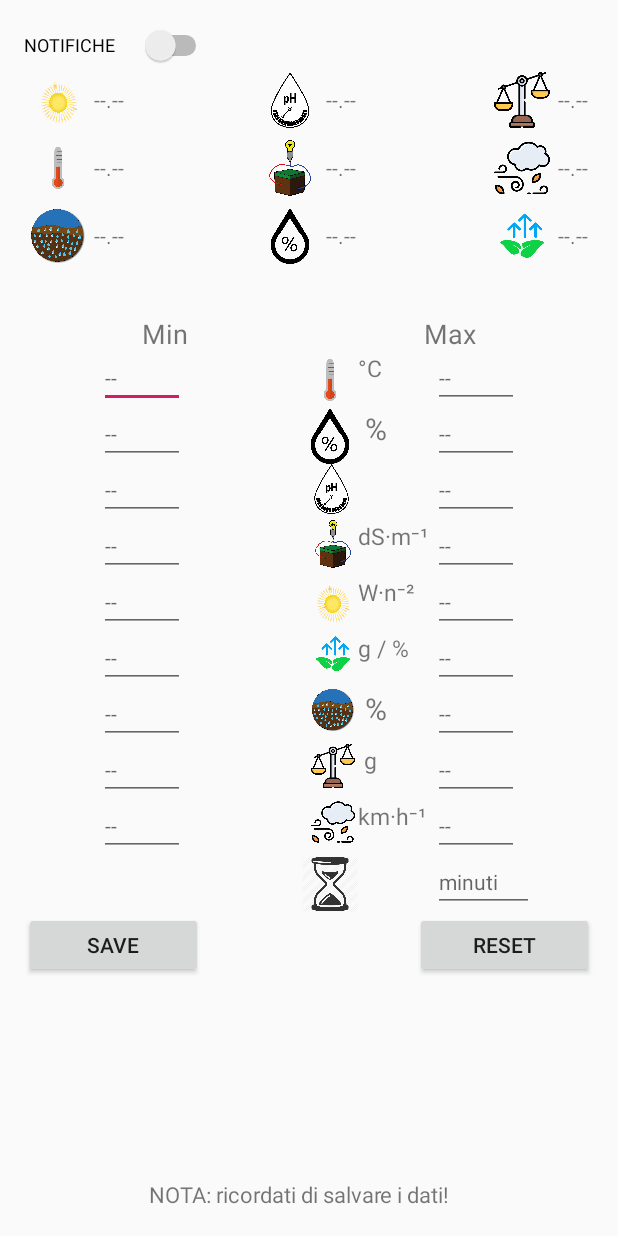
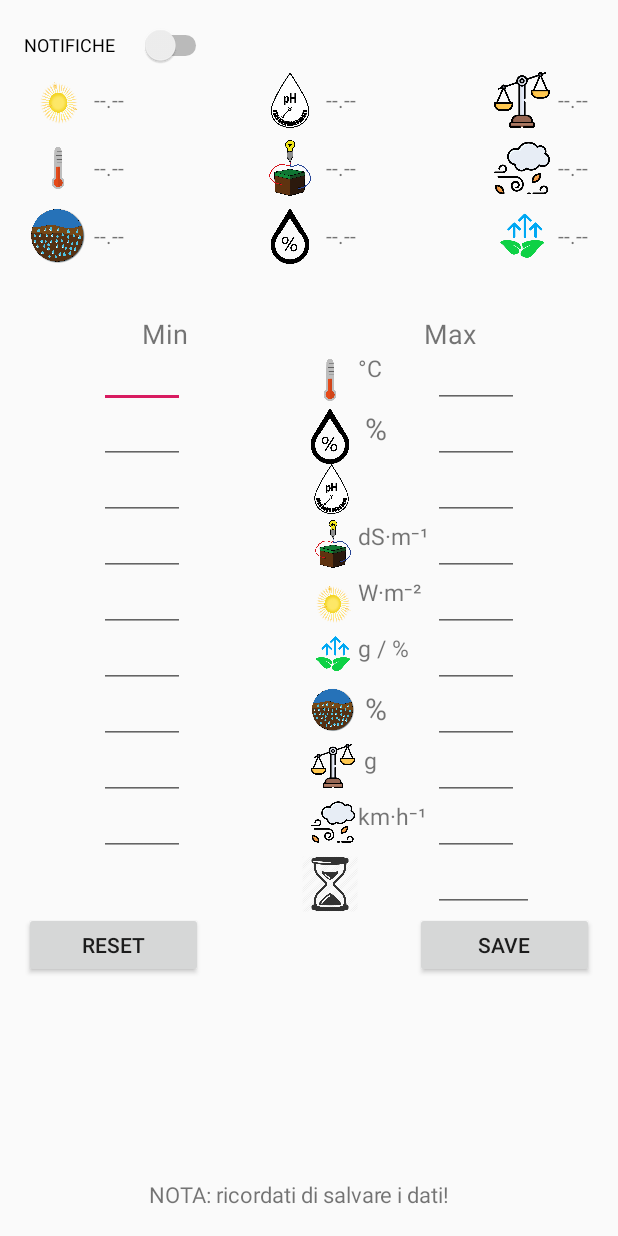
Before and after one commit to TMaTTeO99/Progetto_Tesi_Unipi_Informatica, an Android app: the AlertActivity screen opened directly, with no data from a screen before it, after a tap on "SAVE", on a phone screen of 412 x 824 dp. Run offline under Robolectric (Android 15) with nearby library versions, the phone set to English and light mode, and no system bars; our stand-ins replace Room's generated code, Volley; network calls fail; 25 statements that could not run were skipped; 1 other tap on this screen came first.

Commit message:
fixed graph

```diff
--- a/app/src/main/java/com/example/GreenApp/MyTimerTask.java
+++ b/app/src/main/java/com/example/GreenApp/MyTimerTask.java
@@ -636,7 +636,6 @@ public class MyTimerTask extends TimerTask {
         long secondi1=temp-(minuti1*60);
 
         String toSet = giorno == 0 ? "Nessun aggiornamento" : "Ultimo aggiornamento: " + giorni1 + " giorni " + ore1 + " ore " + minuti1 + " minuti " + secondi1+ " secondi ";
-
         text1.setText(toSet);
 
     }
--- a/app/src/main/res/layout-land/alert_settings.xml
+++ b/app/src/main/res/layout-land/alert_settings.xml
@@ -745,7 +745,7 @@
         <TextView
             android:layout_row="2"
             android:layout_column="5"
-            android:text="W·n⁻²"
+            android:text="W·m⁻²"
             android:textSize="15dp"
             android:layout_gravity="center"
             />
@@ -882,7 +882,7 @@
         <TextView
             android:layout_row="2"
             android:layout_column="9"
-            android:text="KM·h⁻¹"
+            android:text="km·h⁻¹"
             android:textSize="15dp"
             android:layout_gravity="center"
             />
--- a/app/src/main/res/layout/alert_settings.xml
+++ b/app/src/main/res/layout/alert_settings.xml
@@ -444,8 +444,8 @@
                 />
             <TextView
                 android:layout_row="4"
+                android:text="W·m⁻²"
                 android:layout_column="2"
-                android:text="W·n⁻²"
                 android:textSize="15dp"
                 android:layout_gravity="top"
                 />
@@ -595,8 +595,8 @@
                 android:layout_gravity="end"/>
             <TextView
                 android:layout_row="8"
+                android:text="km·h⁻¹"
                 android:layout_column="2"
-                android:text="km·h⁻¹"
                 android:textSize="15dp"
                 android:layout_gravity="top"
                 />
@@ -638,8 +638,8 @@
                 android:id="@+id/button3"
                 android:layout_width="119dp"
                 android:layout_height="44dp"
-                android:onClick="saveButton"
-                android:text="Save"
+                android:text="Reset"
+                android:onClick="resetButton"
                 android:layout_row="10"
                 android:layout_column="0"/>
 
@@ -647,8 +647,9 @@
                 android:id="@+id/button"
                 android:layout_width="119dp"
                 android:layout_height="44dp"
-                android:onClick="resetButton"
-                android:text="Reset"
+
+                android:text="Save"
+                android:onClick="saveButton"
                 android:layout_row="10"
                 android:layout_column="2"
                 android:layout_gravity="end"/>
```
Also changed, not shown: app/src/main/java/com/example/GreenApp/Prediction/Prediction_activity.java (+37 -6 lines).
